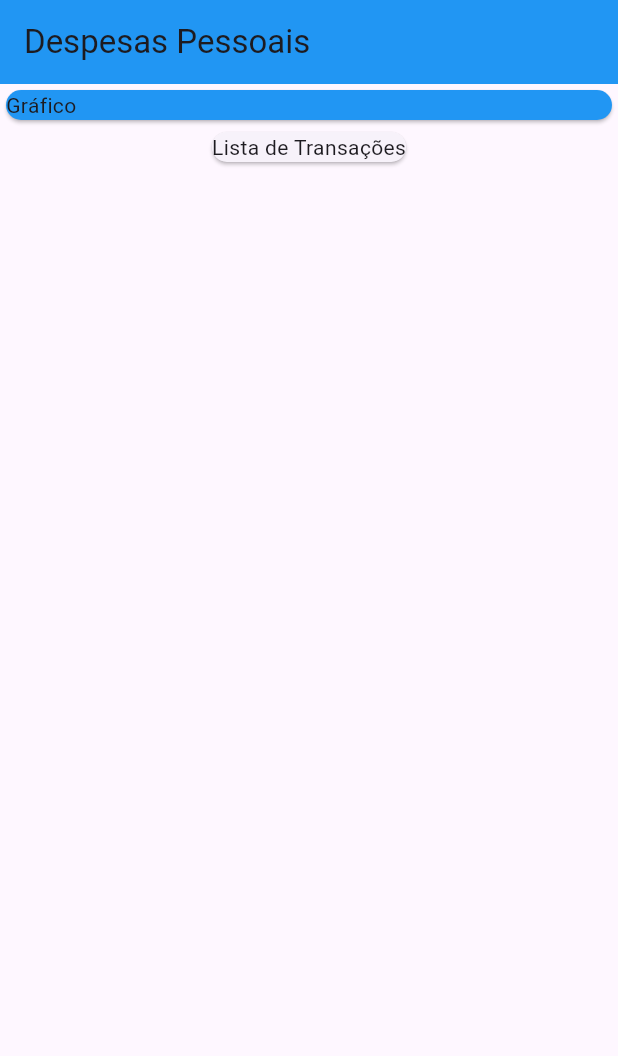
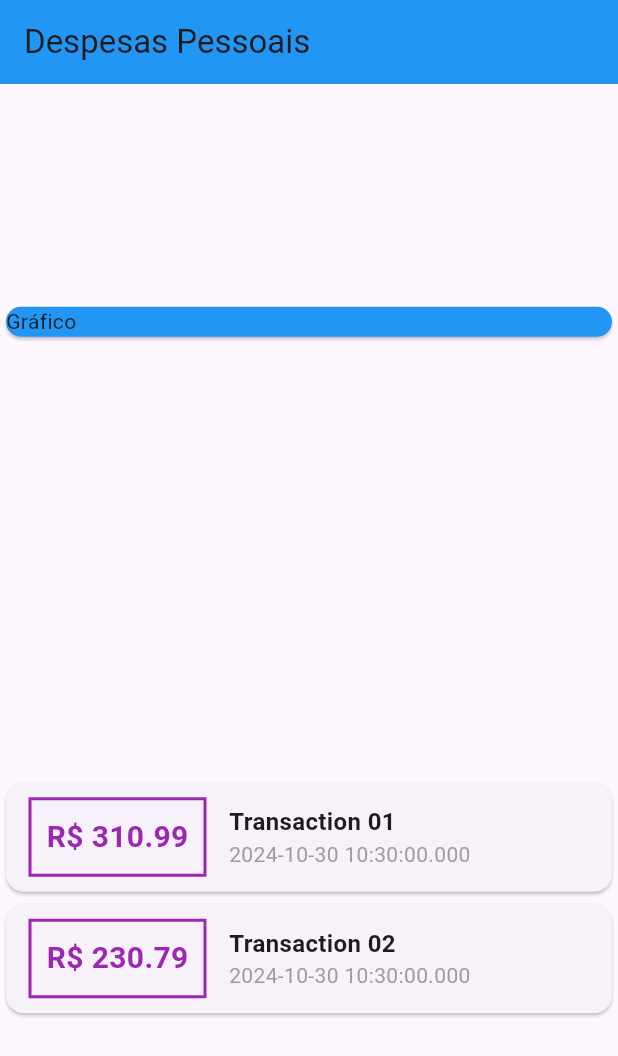
Before and after one commit to eskokado/expenses, a Flutter app: the screen it shows after launch, on a phone screen of 412 x 824 dp. Shown: the top 1056 px of the screen. Run offline on Flutter 3.47's test engine with Material 3 defaults, Android fonts, the phone set to English and light mode, and no system bars.

Commit message:
feat(transaction): adjust display transaction card

```diff
--- a/lib/main.dart
+++ b/lib/main.dart
@@ -1,3 +1,4 @@
+import 'package:expenses/models/transaction.dart';
 import 'package:flutter/material.dart';
 
 void main() {
@@ -16,7 +17,22 @@ class ExpensesApp extends StatelessWidget {
 }
 
 class MyHomePage extends StatelessWidget {
-  const MyHomePage({super.key});
+  final _transactions = [
+    Transaction(
+      id: 't1',
+      title: 'Transaction 01',
+      value: 310.99,
+      date: DateTime.now()
+    ),
+    Transaction(
+        id: 't2',
+        title: 'Transaction 02',
+        value: 230.79,
+        date: DateTime.now()
+    )
+  ];
+
+  MyHomePage({super.key});
 
   @override
   Widget build(BuildContext context) {
@@ -26,16 +42,64 @@ class MyHomePage extends StatelessWidget {
         backgroundColor: Colors.blue,
       ),
       body: Column(
+        mainAxisAlignment: MainAxisAlignment.spaceAround,
+        crossAxisAlignment: CrossAxisAlignment.stretch,
         children: [
           Container(
             width: double.infinity,
-            child: Card(
+            child: const Card(
               child: Text('Gráfico'),
               color: Colors.blue,
             ),
           ),
-          Card(
-            child: Text('Lista de Transações'),
+          Column(
+            children: _transactions.map((tr) {
+              return Card(
+                child: Row(
+                  children: [
+                    Container(
+                      margin: const EdgeInsets.symmetric(
+                        horizontal: 15,
+                        vertical: 10
+                      ),
+                      decoration: BoxDecoration(
+                        border: Border.all(
+                          color: Colors.purple,
+                          width: 2
+                        )
+                      ),
+                      padding: EdgeInsets.all(10),
+                      child: Text(
+                          'R\$ ${tr.value.toStringAsFixed(2)}',
+                        style: const TextStyle(
+                          fontWeight: FontWeight.bold,
+                          fontSize: 20,
+                          color: Colors.purple
+                        ),
+                      ),
+                    ),
+                    Column(
+                      crossAxisAlignment: CrossAxisAlignment.start,
+                      children: [
+                        Text(
+                            tr.title,
+                          style: const TextStyle(
+                            fontSize: 16,
+                            fontWeight: FontWeight.bold
+                          ),
+                        ),
+                        Text(
+                            tr.date.toString(),
+                          style: const TextStyle(
+                            color: Colors.grey
+                          ),
+                        )
+                      ],
+                    )
+                  ],
+                ),
+              );
+            }).toList(),
           )
         ],
       ),
```
